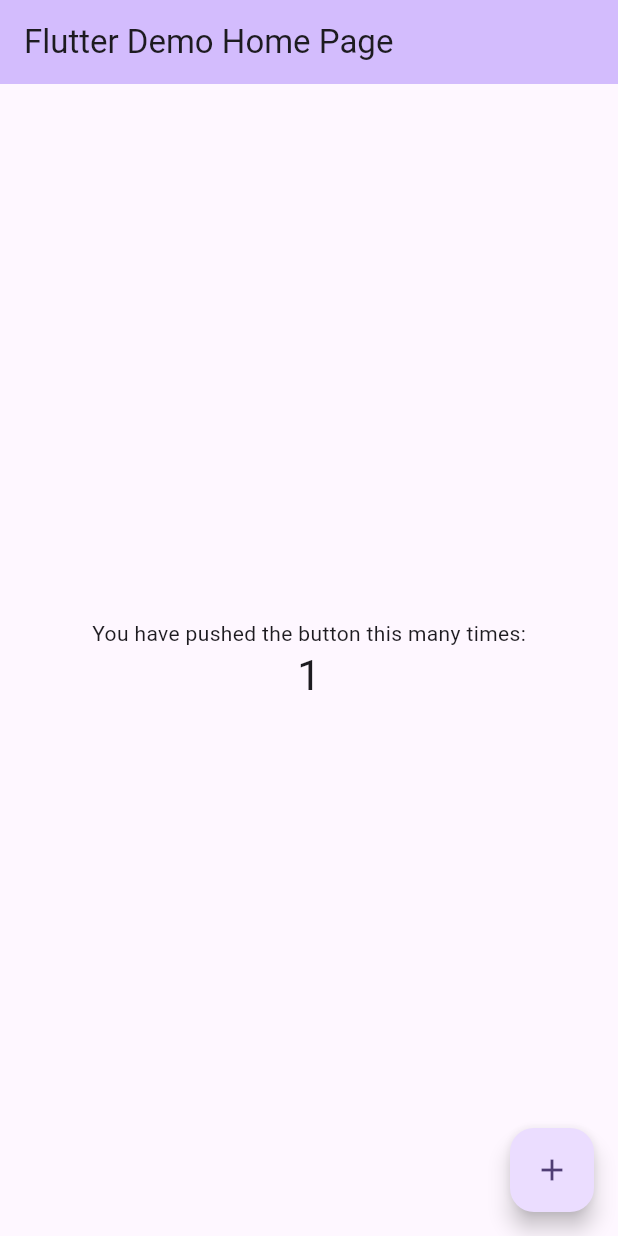
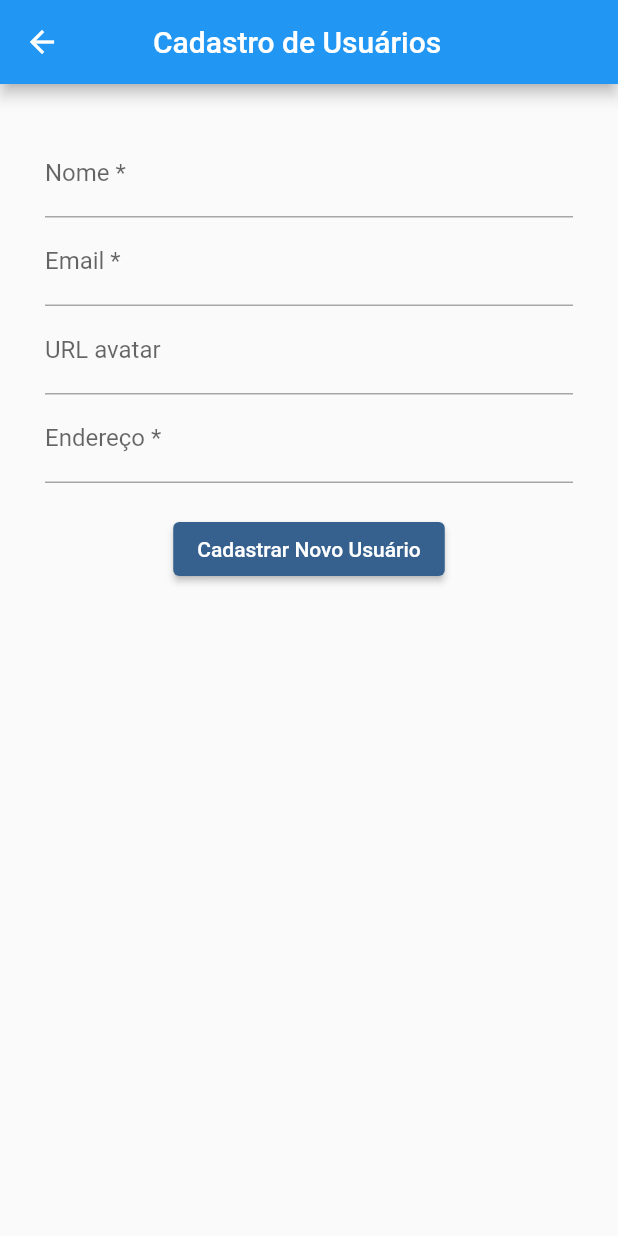
Before and after one commit to kevinfmendes/flutter_crud, a Flutter app: the screen it shows after launch, after a tap on the "add" icon, on a phone screen of 412 x 824 dp. Run offline on Flutter 3.47's test engine with Material 2 defaults, Android fonts, the phone set to English and light mode, and no system bars; network calls fail.

Commit message:
modularizando / add provider e routes / form-cadastro user

```diff
--- /dev/null
+++ b/crud_flutter/lib/components/userTile.dart
@@ -0,0 +1,50 @@
+
+// ignore_for_file: file_names
+
+import 'package:flutter/material.dart';
+
+import '../models/usuario.dart';
+import '../routes/app_routes.dart';
+
+class UserTile extends StatelessWidget {
+
+    final User user;
+
+    const UserTile(this.user, {super.key});
+
+  @override
+  Widget build(BuildContext context) {
+
+    final avatar = user.avatarUrl.isEmpty
+      ? const CircleAvatar(child: Icon(Icons.person))
+      :CircleAvatar(backgroundImage: NetworkImage(user.avatarUrl));
+
+    return ListTile(
+      leading: avatar,
+      title: Text(user.name),
+      subtitle: Text(user.email),
+      trailing: SizedBox(
+        width: 100,
+        child: Row(
+             children: <Widget>[
+               IconButton(
+                onPressed: (){
+                   Navigator.of(context).pushNamed(
+                      AppRoutes.USER_FORM,
+                      arguments: user,
+                );
+                },
+                icon: const Icon(Icons.edit),
+                color: Colors.blue,
+               ),
+               IconButton(
+                onPressed: (){},
+                icon: const Icon(Icons.delete),
+                color: Colors.red,
+               ),
+             ],
+           ),
+      ),
+      );
+  }
+}
--- /dev/null
+++ b/crud_flutter/lib/data/dummy_user.dart
@@ -0,0 +1,42 @@
+import 'package:crud_flutter/models/usuario.dart';
+
+// ignore: constant_identifier_names
+const DUMMY_USERS = {
+  '1': User(
+    id: '1',
+    name: 'Kev',
+    email: 'kevin@nicolas.com',
+    avatarUrl: 'https://media.istockphoto.com/id/1389898165/pt/foto/young-dark-skinned-boy-cute-iconic-character-guy-3d-rendering.jpg?s=1024x1024&w=is&k=20&c=CyUMoRSjlfxMTXJOD_dqmsSt6mVRsKG0leFwlr3Exz0=',
+    ),
+  '2': User(
+    id: '2',
+    name: 'Adry',
+    email: 'adry@elly.com',
+    avatarUrl: 'https://cdn.pixabay.com/photo/2014/04/02/14/10/female-306407_1280.png'
+    ),
+  '3': User(
+    id: '3',
+    name: 'Sant',
+    email: 'sant@email.com',
+    avatarUrl: 'https://cdn.pixabay.com/photo/2016/03/31/21/40/angry-1296580_1280.png'
+    ),
+  '4': User(
+    id: '4',
+    name: 'Artur',
+    email: 'art@email.com',
+    avatarUrl: 'https://media.istockphoto.com/id/1389898138/pt/foto/hairless-bearded-man-cute-iconic-character-3d-rendering.jpg?s=1024x1024&w=is&k=20&c=ZHlfOQhqD9G_hQFJ1MmjMyXFqdxmARAnk3tHCynuhow='
+    ),
+  '5': User(
+    id: '5',
+    name: 'Bia',
+    email: 'bia@email.com',
+    avatarUrl: 'https://media.istockphoto.com/id/1389898237/pt/foto/cute-girl-iconic-character-with-glasses-3d-rendering.jpg?s=1024x1024&w=is&k=20&c=YxfacS97Pwab993Riy7Owhzkt0J9jbeE8CSpLgvj_jo='
+    ),
+  '6': User(
+    id: '6',
+    name: 'Millena',
+    email: 'millena@email.com',
+    avatarUrl: 'https://media.istockphoto.com/id/1389898198/pt/foto/young-adult-woman-with-glasses-cute-iconic-character-3d-rendering.jpg?s=1024x1024&w=is&k=20&c=RXBynQycHrvV_VF4jgpqIb0YSSemkRABeDHMuuOy4pc='
+    ),
+
+};
--- a/crud_flutter/lib/main.dart
+++ b/crud_flutter/lib/main.dart
@@ -1,4 +1,9 @@
+import 'package:crud_flutter/provider/usuarioProvider.dart';
+import 'package:crud_flutter/routes/app_routes.dart';
+import 'package:crud_flutter/views/user-form.dart';
+import 'package:crud_flutter/views/user_list.dart';
 import 'package:flutter/material.dart';
+import 'package:provider/provider.dart';
 
 void main() {
   runApp(const MyApp());
@@ -10,116 +15,22 @@ class MyApp extends StatelessWidget {
   // This widget is the root of your application.
   @override
   Widget build(BuildContext context) {
-    return MaterialApp(
-      title: 'Flutter Demo',
-      theme: ThemeData(
-        // This is the theme of your application.
-        //
-        // TRY THIS: Try running your application with "flutter run". You'll see
-        // the application has a blue toolbar. Then, without quitting the app,
-        // try changing the seedColor in the colorScheme below to Colors.green
-        // and then invoke "hot reload" (save your changes or press the "hot
-        // reload" button in a Flutter-supported IDE, or press "r" if you used
-        // the command line to start the app).
-        //
-        // Notice that the counter didn't reset back to zero; the application
-        // state is not lost during the reload. To reset the state, use hot
-        // restart instead.
-        //
-        // This works for code too, not just values: Most code changes can be
-        // tested with just a hot reload.
-        colorScheme: ColorScheme.fromSeed(seedColor: Colors.deepPurple),
-        useMaterial3: true,
+    return MultiProvider (
+      providers: [
+        ChangeNotifierProvider(
+        create: (context) => UserProvider(),
+        )
+      ],
+      child: MaterialApp(
+        title: 'Flutter Demo',
+        theme: ThemeData(
+          colorScheme: ColorScheme.fromSeed(seedColor: Colors.blue),
+        ),
+        routes: {
+          AppRoutes.HOME: (_) =>  const UserList(),
+          AppRoutes.USER_FORM: (_) => UserForm(),
+        },
       ),
-      home: const MyHomePage(title: 'Flutter Demo Home Page'),
     );
   }
 }
-
-class MyHomePage extends StatefulWidget {
-  const MyHomePage({super.key, required this.title});
-
-  // This widget is the home page of your application. It is stateful, meaning
-  // that it has a State object (defined below) that contains fields that affect
-  // how it looks.
-
-  // This class is the configuration for the state. It holds the values (in this
-  // case the title) provided by the parent (in this case the App widget) and
-  // used by the build method of the State. Fields in a Widget subclass are
-  // always marked "final".
-
-  final String title;
-
-  @override
-  State<MyHomePage> createState() => _MyHomePageState();
-}
-
-class _MyHomePageState extends State<MyHomePage> {
-  int _counter = 0;
-
-  void _incrementCounter() {
-    setState(() {
-      // This call to setState tells the Flutter framework that something has
-      // changed in this State, which causes it to rerun the build method below
-      // so that the display can reflect the updated values. If we changed
-      // _counter without calling setState(), then the build method would not be
-      // called again, and so nothing would appear to happen.
-      _counter++;
-    });
-  }
-
-  @override
-  Widget build(BuildContext context) {
-    // This method is rerun every time setState is called, for instance as done
-    // by the _incrementCounter method above.
-    //
-    // The Flutter framework has been optimized to make rerunning build methods
-    // fast, so that you can just rebuild anything that needs updating rather
-    // than having to individually change instances of widgets.
-    return Scaffold(
-      appBar: AppBar(
-        // TRY THIS: Try changing the color here to a specific color (to
-        // Colors.amber, perhaps?) and trigger a hot reload to see the AppBar
-        // change color while the other colors stay the same.
-        backgroundColor: Theme.of(context).colorScheme.inversePrimary,
-        // Here we take the value from the MyHomePage object that was created by
-        // the App.build method, and use it to set our appbar title.
-        title: Text(widget.title),
-      ),
-      body: Center(
-        // Center is a layout widget. It takes a single child and positions it
-        // in the middle of the parent.
-        child: Column(
-          // Column is also a layout widget. It takes a list of children and
-          // arranges them vertically. By default, it sizes itself to fit its
-          // children horizontally, and tries to be as tall as its parent.
-          //
-          // Column has various properties to control how it sizes itself and
-          // how it positions its children. Here we use mainAxisAlignment to
-          // center the children vertically; the main axis here is the vertical
-          // axis because Columns are vertical (the cross axis would be
-          // horizontal).
-          //
-          // TRY THIS: Invoke "debug painting" (choose the "Toggle Debug Paint"
-          // action in the IDE, or press "p" in the console), to see the
-          // wireframe for each widget.
-          mainAxisAlignment: MainAxisAlignment.center,
-          children: <Widget>[
-            const Text(
-              'You have pushed the button this many times:',
-            ),
-            Text(
-              '$_counter',
-              style: Theme.of(context).textTheme.headlineMedium,
-            ),
-          ],
-        ),
-      ),
-      floatingActionButton: FloatingActionButton(
-        onPressed: _incrementCounter,
-        tooltip: 'Increment',
-        child: const Icon(Icons.add),
-      ), // This trailing comma makes auto-formatting nicer for build methods.
-    );
-  }
-}
--- /dev/null
+++ b/crud_flutter/lib/models/usuario.dart
@@ -0,0 +1,13 @@
+class User{
+  final String id;
+  final String name;
+  final String email;
+  final String avatarUrl;
+
+  const User({
+    required this.id,
+    required this.name,
+    required this.email,
+    required this.avatarUrl,
+  });
+}
--- /dev/null
+++ b/crud_flutter/lib/provider/usuarioProvider.dart
@@ -0,0 +1,61 @@
+
+import 'package:crud_flutter/data/dummy_user.dart';
+import 'package:flutter/material.dart';
+import 'package:uuid/uuid.dart';
+
+import '../models/usuario.dart';
+
+class UserProvider with ChangeNotifier{
+  final Map<String, User> _items = {...DUMMY_USERS};
+
+  List<User> get all {
+    return[..._items.values];
+  }
+
+  //quantidade de usuarios
+  int get count{
+    return _items.length;
+  }
+
+  User byindex(int i){
+    return _items.values.elementAt(i);
+  }
+
+  void put (User user){
+    // ignore: unnecessary_null_comparison
+    if (user == null){
+      return;
+    }
+
+    // ignore: unnecessary_null_comparison
+    if (user.id != null &&
+        user.id.trim().isNotEmpty &&
+        _items.containsKey(user.id)){
+        _items.update(user.id, (_) => User(
+          id: user.id,
+          name: user.name,
+          email: user.email,
+          avatarUrl: user.avatarUrl,
+          ));
+    } else {
+        final id = const Uuid().v4();
+        _items.putIfAbsent(id, () => User(
+          id: id,
+          name: user.name,
+          email: user.email,
+          avatarUrl: user.avatarUrl
+          )
+        );
+    }
+    notifyListeners();
+  }
+
+  void remove(User user){
+    // ignore: unnecessary_null_comparison
+    if (user != null && user.id != null ){
+      _items.remove(user.id);
+      notifyListeners();
+    }
+  }
+
+}
--- /dev/null
+++ b/crud_flutter/lib/routes/app_routes.dart
@@ -0,0 +1,8 @@
+class AppRoutes {
+
+  // ignore: constant_identifier_names
+  static const HOME = '/';
+  // ignore: constant_identifier_names
+  static const USER_FORM = '/user-form';
+
+}
--- /dev/null
+++ b/crud_flutter/lib/views/user-form.dart
@@ -0,0 +1,67 @@
+// ignore: file_names
+import 'package:flutter/material.dart';
+
+class UserForm extends StatelessWidget {
+
+  UserForm({super.key});
+
+  final _form = GlobalKey<FormState>();
+
+  @override
+  Widget build(BuildContext context) {
+    return Scaffold(
+       appBar: AppBar(
+        backgroundColor: Colors.blue,
+        title: const Padding(
+            padding: EdgeInsets.only(left: 30.0),
+            child: Text(
+              'Cadastro de Usuários',
+              style: TextStyle(
+              color: Colors.white,
+              ),
+            )
+          )
+        ),
+        body:   Padding(
+         padding: EdgeInsets.all(30.0), // Espaçamento em torno do botão
+         child: Form(
+            key: _form,
+            child: Column(
+              children:<Widget> [
+                TextFormField(
+                  decoration: const InputDecoration(labelText: 'Nome *'),
+                  validator: (value){
+                    if (value == null || value.isEmpty){
+                      return 'Nome inválido';
+                    }
+                    return null;
+                  },
+                ),
+                TextFormField(
+                  decoration: const InputDecoration(labelText: 'Email *'),
+                ),
+                TextFormField(
+                  decoration: const InputDecoration(labelText: 'URL avatar'),
+                ),
+                TextFormField(
+                  decoration: const InputDecoration(labelText: 'Endereço *'),
+                ),
+                const SizedBox(height: 20), // Espaçamento entre os campos e o botão
+                ElevatedButton(
+                  onPressed: () {
+                    final isValid = _form.currentState?.validate();
+
+                    if(isValid != null){
+                      _form.currentState?.save();
+                      Navigator.of(context).pop();
+                    }
+                  },
+                  child: const Text('Cadastrar Novo Usuário'),
+                ),
+              ],
+            )
+          ),
+      ),
+    );
+  }
+}
--- /dev/null
+++ b/crud_flutter/lib/views/user_list.dart
@@ -0,0 +1,45 @@
+import 'package:crud_flutter/components/userTile.dart';
+import 'package:crud_flutter/provider/usuarioProvider.dart';
+import 'package:crud_flutter/routes/app_routes.dart';
+import 'package:flutter/material.dart';
+import 'package:provider/provider.dart';
+
+import '../models/usuario.dart';
+
+class UserList extends StatelessWidget {
+  const UserList({super.key});
+
+  @override
+  Widget build(BuildContext context) {
+
+    final UserProvider users = Provider.of(context);
+
+    return Scaffold(
+      appBar: AppBar(
+        backgroundColor: Colors.blue,
+        title: const Center(
+          child: Text(
+            'Lista de Usuários',
+            style: TextStyle(
+              color: Colors.white,
+            ),
+          )
+        ),
+      ),
+      body: ListView.builder(
+        itemCount: users.count,
+        itemBuilder: (ctx, i) => UserTile(users.byindex(i))
+        ),
+        floatingActionButton:
+        FloatingActionButton(
+          onPressed:(){
+            Navigator.of(context).pushNamed(
+              AppRoutes.USER_FORM
+            );
+          },
+          backgroundColor: Colors.blue,
+          child: const Icon(Icons.add),
+          ),
+    );
+  }
+}
--- a/crud_flutter/pubspec.yaml
+++ b/crud_flutter/pubspec.yaml
@@ -30,7 +30,8 @@ environment:
 dependencies:
   flutter:
     sdk: flutter
-
+  uuid: ^3.0.5
+  provider:
 
   # The following adds the Cupertino Icons font to your application.
   # Use with the CupertinoIcons class for iOS style icons.
```
Also changed, not shown: crud_flutter/pubspec.lock.
